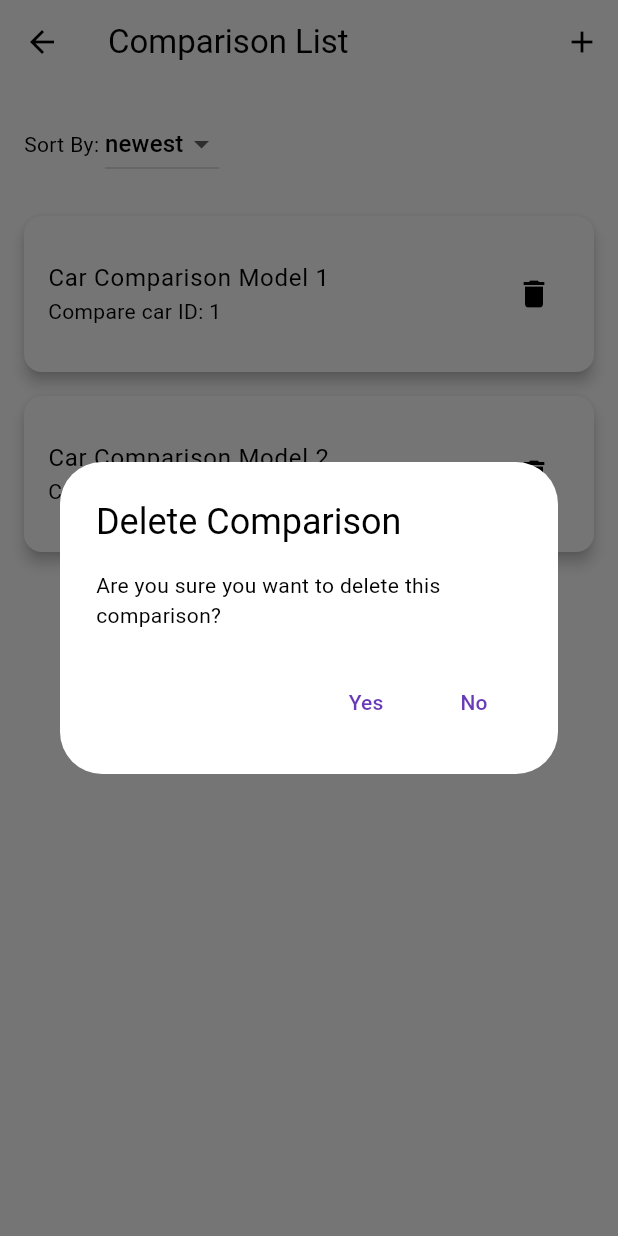
After one commit to CarXpert/CarXpert-mobile, a Flutter app: the ListCompareScreen screen opened directly, after a tap on "newest", after a tap on the "delete" icon, on a phone screen of 412 x 824 dp. The commit adds this screen. Run offline on Flutter 3.47's test engine with Material 3 defaults, Android fonts, the phone set to English and light mode, and no system bars; missing offline and left inert: pbp_django_auth.

Commit message:
add models and make list_compare.dart

```diff
--- a/lib/models/comparecars.dart
+++ b/lib/models/comparecars.dart
@@ -0,0 +1,49 @@
+import 'dart:convert';
+
+List<CompareCar> compareCarFromJson(String str) => List<CompareCar>.from(json.decode(str).map((x) => CompareCar.fromJson(x)));
+
+String compareCarToJson(List<CompareCar> data) => json.encode(List<dynamic>.from(data.map((x) => x.toJson())));
+
+class CompareCar {
+    String model;
+    int pk;
+    Fields fields;
+
+    CompareCar({
+        required this.model,
+        required this.pk,
+        required this.fields,
+    });
+
+    factory CompareCar.fromJson(Map<String, dynamic> json) => CompareCar(
+        model: json["model"],
+        pk: json["pk"],
+        fields: Fields.fromJson(json["fields"]),
+    );
+
+    Map<String, dynamic> toJson() => {
+        "model": model,
+        "pk": pk,
+        "fields": fields.toJson(),
+    };
+}
+
+class Fields {
+    int comparecar;
+    int user;
+
+    Fields({
+        required this.comparecar,
+        required this.user,
+    });
+
+    factory Fields.fromJson(Map<String, dynamic> json) => Fields(
+        comparecar: json["comparecar"],
+        user: json["user"],
+    );
+
+    Map<String, dynamic> toJson() => {
+        "comparecar": comparecar,
+        "user": user,
+    };
+}
--- a/lib/screens/authentication/login.dart
+++ b/lib/screens/authentication/login.dart
@@ -4,6 +4,7 @@ import 'package:car_xpert/screens/authentication/register.dart';
 import 'package:pbp_django_auth/pbp_django_auth.dart';
 import 'package:provider/provider.dart';
 import 'package:car_xpert/screens/news/newsarticles.dart';
+import 'package:car_xpert/screens/comparecars/list_compare.dart';
 
 void main() {
   runApp(const LoginApp());
--- /dev/null
+++ b/lib/screens/comparecars/list_compare.dart
@@ -0,0 +1,168 @@
+import 'package:flutter/material.dart';
+import 'package:car_xpert/models/comparecars.dart'; // Impor model CompareCar
+
+class ListCompareScreen extends StatefulWidget {
+  const ListCompareScreen({super.key});
+
+  @override
+  _ListCompareScreenState createState() => _ListCompareScreenState();
+}
+
+class _ListCompareScreenState extends State<ListCompareScreen> {
+  List<CompareCar> comparisonList = [];  // List untuk menyimpan data perbandingan mobil
+  String sortOrder = 'newest';  // Pengurutan berdasarkan newest atau oldest
+
+  @override
+  void initState() {
+    super.initState();
+    _fetchComparisonList();
+  }
+
+  // Fungsi untuk memuat daftar perbandingan mobil
+  Future<void> _fetchComparisonList() async {
+    // Simulasi pemuatan data dari server
+    await Future.delayed(const Duration(seconds: 2));
+    setState(() {
+      comparisonList = [
+        CompareCar(
+          model: "Car Comparison Model 1",
+          pk: 1,
+          fields: Fields(comparecar: 1, user: 1),
+        ),
+        CompareCar(
+          model: "Car Comparison Model 2",
+          pk: 2,
+          fields: Fields(comparecar: 2, user: 1),
+        ),
+      ];
+    });
+  }
+
+  // Fungsi untuk menampilkan dialog konfirmasi hapus perbandingan
+  void _deleteComparison(int id) {
+    showDialog(
+      context: context,
+      builder: (BuildContext context) {
+        return AlertDialog(
+          title: const Text('Delete Comparison'),
+          content: const Text('Are you sure you want to delete this comparison?'),
+          actions: <Widget>[
+            TextButton(
+              onPressed: () {
+                setState(() {
+                  comparisonList.removeWhere((item) => item.pk == id);
+                });
+                Navigator.of(context).pop();
+              },
+              child: const Text('Yes'),
+            ),
+            TextButton(
+              onPressed: () {
+                Navigator.of(context).pop();
+              },
+              child: const Text('No'),
+            ),
+          ],
+        );
+      },
+    );
+  }
+
+  // Fungsi untuk mengurutkan daftar berdasarkan urutan yang dipilih
+  void _sortComparisons() {
+    setState(() {
+      if (sortOrder == 'newest') {
+        comparisonList.sort((a, b) => b.pk.compareTo(a.pk)); // Urutkan berdasarkan pk, descending
+      } else {
+        comparisonList.sort((a, b) => a.pk.compareTo(b.pk)); // Urutkan berdasarkan pk, ascending
+      }
+    });
+  }
+
+  @override
+  Widget build(BuildContext context) {
+    return Scaffold(
+      appBar: AppBar(
+        title: const Text('Comparison List'),
+        actions: [
+          IconButton(
+            icon: const Icon(Icons.add),
+            onPressed: () {
+              // Navigasi ke halaman penambahan perbandingan baru
+            },
+          ),
+        ],
+      ),
+      body: Padding(
+        padding: const EdgeInsets.all(16.0),
+        child: Column(
+          children: [
+            // Dropdown untuk memilih urutan
+            Row(
+              children: [
+                const Text('Sort By: '),
+                DropdownButton<String>(
+                  value: sortOrder,
+                  onChanged: (String? newValue) {
+                    setState(() {
+                      sortOrder = newValue!;
+                      _sortComparisons();
+                    });
+                  },
+                  items: <String>['newest', 'oldest']
+                      .map<DropdownMenuItem<String>>((String value) {
+                    return DropdownMenuItem<String>(
+                      value: value,
+                      child: Text(value),
+                    );
+                  }).toList(),
+                ),
+              ],
+            ),
+            const SizedBox(height: 16),
+            // Daftar perbandingan mobil
+            Expanded(
+              child: comparisonList.isNotEmpty
+                  ? ListView.builder(
+                      itemCount: comparisonList.length,
+                      itemBuilder: (context, index) {
+                        final compareCar = comparisonList[index];
+
+                        return Dismissible(
+                          key: Key(compareCar.pk.toString()),
+                          onDismissed: (direction) {
+                            _deleteComparison(compareCar.pk);
+                          },
+                          background: Container(color: Colors.red),
+                          child: Card(
+                            elevation: 4,
+                            margin: const EdgeInsets.symmetric(vertical: 8),
+                            child: ListTile(
+                              contentPadding: const EdgeInsets.all(16.0),
+                              title: Text(compareCar.model),
+                              subtitle: Text(
+                                  'Compare car ID: ${compareCar.pk}'),
+                              trailing: IconButton(
+                                icon: const Icon(Icons.delete),
+                                onPressed: () {
+                                  _deleteComparison(compareCar.pk);
+                                },
+                              ),
+                              onTap: () {
+                                // Tindakan saat item perbandingan ditekan
+                              },
+                            ),
+                          ),
+                        );
+                      },
+                    )
+                  : const Center(
+                      child: Text('No saved comparisons yet.'),
+                    ),
+            ),
+          ],
+        ),
+      ),
+    );
+  }
+}
--- a/pubspec.yaml
+++ b/pubspec.yaml
@@ -37,6 +37,7 @@ dependencies:
   cupertino_icons: ^1.0.8
   provider: ^6.1.2
   pbp_django_auth: ^0.4.0
+  http: ^1.2.2
 
 dev_dependencies:
   flutter_test:
```
Also changed, not shown: lib/screens/comparecars/compare.dart (deleted), pubspec.lock.
